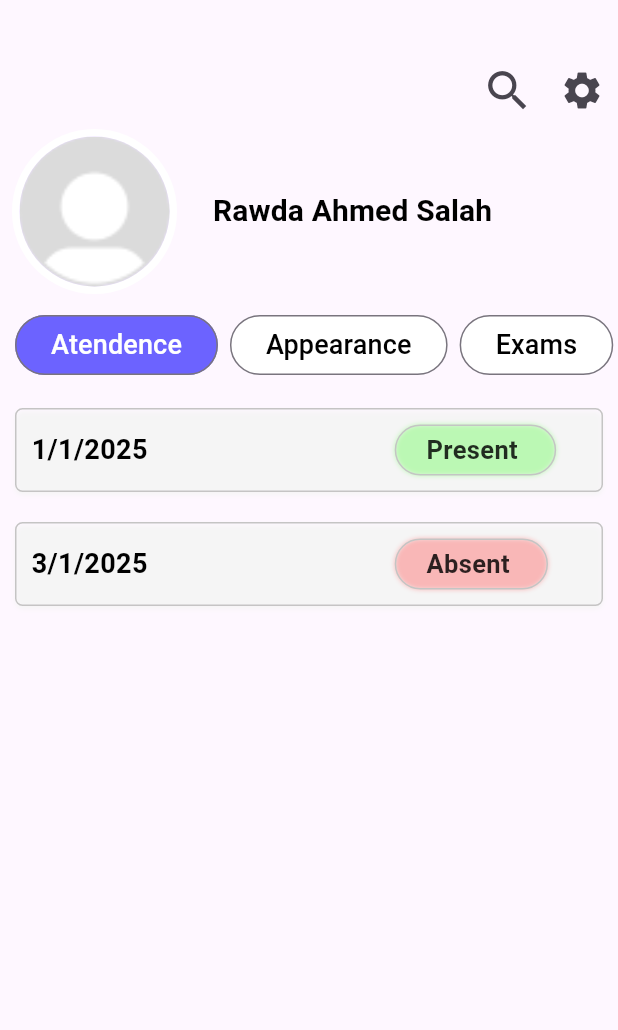
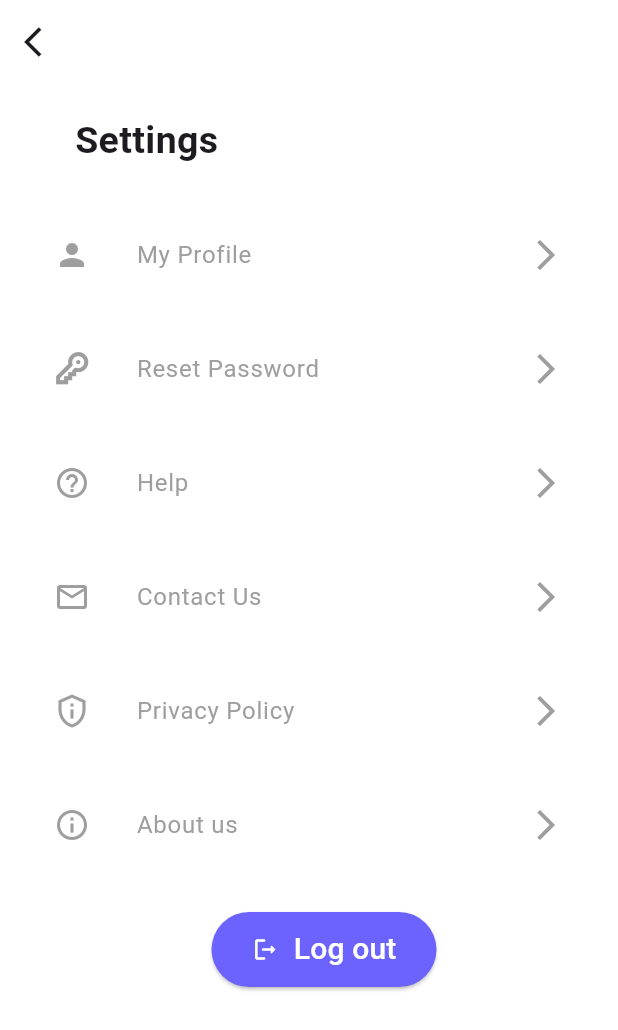
Before and after one commit to rawdaahmed99/ablexa__app, a Flutter app: the ProfilePage screen opened directly, after a tap on the "settings" icon, on a phone screen of 412 x 824 dp. Shown: the top 1030 px of the screen. Run offline on Flutter 3.47's test engine with Material 3 defaults, Android fonts, the light colour scheme and no system bars; our stand-ins replace pinput.

Commit message:
settingpage

```diff
--- a/ablexa/ablexa/lib/main.dart
+++ b/ablexa/ablexa/lib/main.dart
@@ -1,5 +1,5 @@
+
 import 'package:flutter/material.dart';
-
 import 'package:ablexa/pages/landing_page.dart';
 
 void main() {
@@ -13,7 +13,7 @@ class AblexaApp extends StatelessWidget {
   Widget build(BuildContext context) {
     return const MaterialApp(
       debugShowCheckedModeBanner: false,
-      home:LandingPage(),
+      home: LandingPage(),
     );
   }
 }
--- a/ablexa/ablexa/lib/pages/landing_page.dart
+++ b/ablexa/ablexa/lib/pages/landing_page.dart
@@ -15,8 +15,8 @@ class LandingPage extends StatelessWidget {
           ),
           Center(
             child: Image(
-                image:
-                    AssetImage("assets/images/undraw_true_friends_c-94-g 1.png")),
+                image: AssetImage(
+                    "assets/images/undraw_true_friends_c-94-g 1.png")),
           ),
           Spacer(
             flex: 1,
--- a/ablexa/ablexa/lib/pages/profile_page/view/profile_page.dart
+++ b/ablexa/ablexa/lib/pages/profile_page/view/profile_page.dart
@@ -1,3 +1,4 @@
+import 'package:ablexa/pages/setting.dart';
 import 'package:flutter/material.dart';
 
 class ProfilePage extends StatelessWidget {
@@ -26,7 +27,12 @@ class ProfilePage extends StatelessWidget {
                     Icons.settings,
                     size: 30,
                   ),
-                  onPressed: () {},
+                  onPressed: () {
+                    Navigator.push(context,
+                        MaterialPageRoute(builder: (context) {
+                      return SettingPage();
+                    }));
+                  },
                 ), // IconButton(onPressed: (){}, icon: icon)
               ],
             ),
@@ -118,7 +124,7 @@ class ProfilePage extends StatelessWidget {
                         color: const Color.fromARGB(255, 197, 196, 196)),
                     borderRadius: BorderRadius.all(Radius.circular(5)),
                     boxShadow: [
-                       BoxShadow(
+                      BoxShadow(
                         color: Color.fromARGB(245, 245, 245, 245),
                         blurRadius: 2,
                         offset: Offset(0.0, 2.0),
--- /dev/null
+++ b/ablexa/ablexa/lib/pages/setting.dart
@@ -0,0 +1,217 @@
+import 'package:ablexa/pages/landing_page.dart';
+import 'package:ablexa/pages/profile_page/view/profile_page.dart';
+import 'package:flutter/material.dart';
+import 'package:flutter/widgets.dart';
+
+class MyFlutterApp {
+  MyFlutterApp._();
+
+  static const _kFontFam = 'MyFlutterApp';
+  static const String? _kFontPkg = null;
+
+  static const IconData key =
+      IconData(0xe800, fontFamily: _kFontFam, fontPackage: _kFontPkg);
+}
+
+class SettingPage extends StatelessWidget {
+  const SettingPage({super.key});
+
+  @override
+  Widget build(BuildContext context) {
+    return Scaffold(
+      appBar: AppBar(
+        leading: IconButton(
+          onPressed: () {
+            Navigator.push(context, MaterialPageRoute(builder: (context) {
+              return ProfilePage();
+            }));
+          },
+          icon: Icon(Icons.arrow_back_ios),
+        ),
+        backgroundColor: Colors.white,
+      ),
+      backgroundColor: Colors.white,
+      body: SingleChildScrollView(
+        child: Padding(
+          padding: const EdgeInsets.only(left: 20),
+          child: Column(
+            crossAxisAlignment: CrossAxisAlignment.start,
+            children: [
+              Padding(
+                padding: const EdgeInsets.only(left: 30, top: 20),
+                child: Text(
+                  "Settings",
+                  style: TextStyle(fontSize: 25, fontWeight: FontWeight.bold),
+                ),
+              ),
+              SizedBox(
+                height: 30,
+              ),
+              Padding(
+                padding: const EdgeInsets.only(bottom: 20),
+                child: ListTile(
+                  leading: Icon(
+                    Icons.person,
+                    color: Colors.grey,
+                  ),
+                  title: Padding(
+                    padding: EdgeInsets.only(left: 15),
+                    child: Text(
+                      "My Profile",
+                      style: TextStyle(color: Colors.grey),
+                    ),
+                  ),
+                  trailing: IconButton(
+                      onPressed: () {},
+                      icon: Icon(
+                        Icons.arrow_forward_ios,
+                        color: Colors.grey,
+                      )),
+                ),
+              ),
+              Padding(
+                padding: const EdgeInsets.only(bottom: 20),
+                child: ListTile(
+                  leading: Icon(
+                    MyFlutterApp.key,
+                    color: Colors.grey,
+                  ),
+                  title: Padding(
+                    padding: EdgeInsets.only(left: 15),
+                    child: Text(
+                      "Reset Password",
+                      style: TextStyle(color: Colors.grey),
+                    ),
+                  ),
+                  trailing: IconButton(
+                      onPressed: () {},
+                      icon: Icon(
+                        Icons.arrow_forward_ios,
+                        color: Colors.grey,
+                      )),
+                ),
+              ),
+              Padding(
+                padding: const EdgeInsets.only(bottom: 20),
+                child: ListTile(
+                  leading: Icon(
+                    Icons.help_outline,
+                    color: Colors.grey,
+                  ),
+                  title: Padding(
+                    padding: EdgeInsets.only(left: 15),
+                    child: Text(
+                      "Help",
+                      style: TextStyle(color: Colors.grey),
+                    ),
+                  ),
+                  trailing: IconButton(
+                      onPressed: () {},
+                      icon: Icon(
+                        Icons.arrow_forward_ios,
+                        color: Colors.grey,
+                      )),
+                ),
+              ),
+              Padding(
+                padding: const EdgeInsets.only(bottom: 20),
+                child: ListTile(
+                  leading: Icon(
+                    Icons.email_outlined,
+                    color: Colors.grey,
+                  ),
+                  title: Padding(
+                    padding: EdgeInsets.only(left: 15),
+                    child: Text(
+                      "Contact Us",
+                      style: TextStyle(color: Colors.grey),
+                    ),
+                  ),
+                  trailing: IconButton(
+                      onPressed: () {},
+                      icon: Icon(
+                        Icons.arrow_forward_ios,
+                        color: Colors.grey,
+                      )),
+                ),
+              ),
+              Padding(
+                padding: const EdgeInsets.only(bottom: 20),
+                child: ListTile(
+                  leading: Icon(
+                    Icons.privacy_tip_outlined,
+                    color: Colors.grey,
+                  ),
+                  title: Padding(
+                    padding: EdgeInsets.only(left: 15),
+                    child: Text(
+                      "Privacy Policy",
+                      style: TextStyle(color: Colors.grey),
+                    ),
+                  ),
+                  trailing: IconButton(
+                      onPressed: () {},
+                      icon: Icon(
+                        Icons.arrow_forward_ios,
+                        color: Colors.grey,
+                      )),
+                ),
+              ),
+              ListTile(
+                leading: Icon(
+                  Icons.info_outline,
+                  color: Colors.grey,
+                ),
+                title: Padding(
+                  padding: EdgeInsets.only(left: 15),
+                  child: Text(
+                    "About us",
+                    style: TextStyle(color: Colors.grey),
+                  ),
+                ),
+                trailing: IconButton(
+                    onPressed: () {},
+                    icon: Icon(
+                      Icons.arrow_forward_ios,
+                      color: Colors.grey,
+                    )),
+              ),
+              SizedBox(
+                height: 30,
+              ),
+              Center(
+                child: ElevatedButton(
+                    onPressed: () {
+                      Navigator.push(context,
+                          MaterialPageRoute(builder: (context) {
+                        return LandingPage();
+                      }));
+                    },
+                    child: Row(
+                      mainAxisSize: MainAxisSize.min,
+                      children: [
+                        Icon(
+                          Icons.logout_rounded,
+                          color: Colors.white,
+                        ),
+                        SizedBox(
+                          width: 10,
+                        ),
+                        Text(
+                          "Log out",
+                          style: TextStyle(color: Colors.white, fontSize: 20),
+                        ),
+                      ],
+                    ),
+                    style: ElevatedButton.styleFrom(
+                      backgroundColor: Color.fromARGB(255, 108, 99, 255),
+                      minimumSize: Size(150, 50),
+                    )),
+              )
+            ],
+          ),
+        ),
+      ),
+    );
+  }
+}
```
Also changed, not shown: ablexa/ablexa/lib/Api/login.dart (added, +30 -0 lines), ablexa/ablexa/lib/pages/Login_page/view/login_page.dart (+47 -19 lines), ablexa/ablexa/lib/pages/forget01_page.dart (+28 -38 lines), ablexa/ablexa/pubspec.yaml (+6 -4 lines), ablexa/ablexa/assets/fonts/MyFlutterApp.ttf (added), ablexa/ablexa/pubspec.lock, 5 other files.
